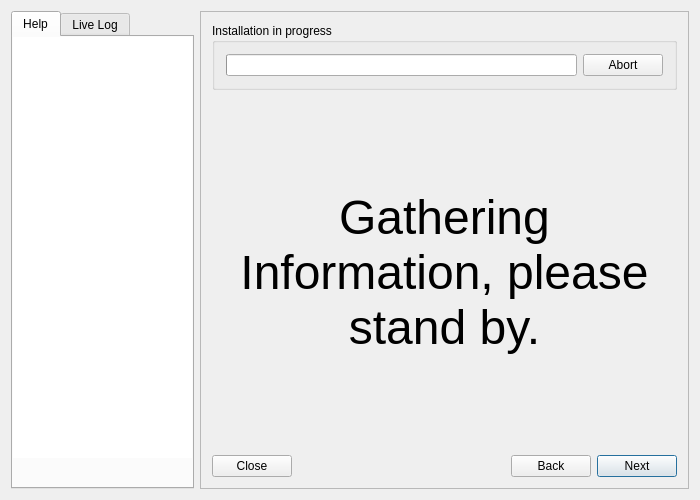
Before: the Qt Designer form meinstall.ui in gazelle-installer/gazelle-installer, drawn with Qt 5.
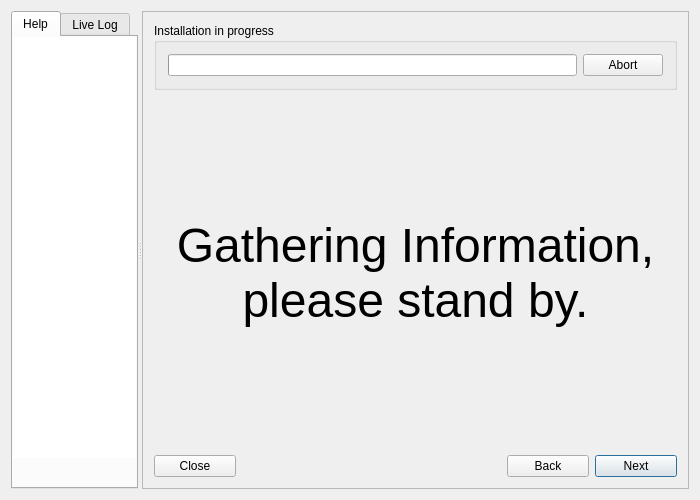
After: the same form once the commit is applied. Icons and pictures are not drawn. Custom widgets are drawn as their Qt base class.

Commit message: Added resizing splitter in between the info and installer panes. Fixed: help pane contents were badly scaled during startup. Fixed encrypted install fails due to operating on incorrect devices.

Diff of the .ui file:
```diff
--- a/meinstall.ui
+++ b/meinstall.ui
@@ -27,6 +27,10 @@
   </property>
   <layout class="QHBoxLayout">
    <item>
+    <widget class="QSplitter" name="splitter">
+     <property name="opaqueResize">
+      <bool>false</bool>
+     </property>
     <widget class="QTabWidget" name="mainTabs">
      <property name="sizePolicy">
       <sizepolicy hsizetype="Preferred" vsizetype="Expanding">
@@ -114,8 +118,6 @@
       </layout>
      </widget>
     </widget>
-   </item>
-   <item>
     <widget class="QFrame" name="mainFrame">
      <property name="sizePolicy">
       <sizepolicy hsizetype="Expanding" vsizetype="Expanding">
@@ -2481,6 +2483,7 @@
        </widget>
       </item>
      </layout>
+     </widget>
     </widget>
    </item>
   </layout>
```
Lines whose indentation alone changed are shown as unchanged. The commit also changes 3 other files.
